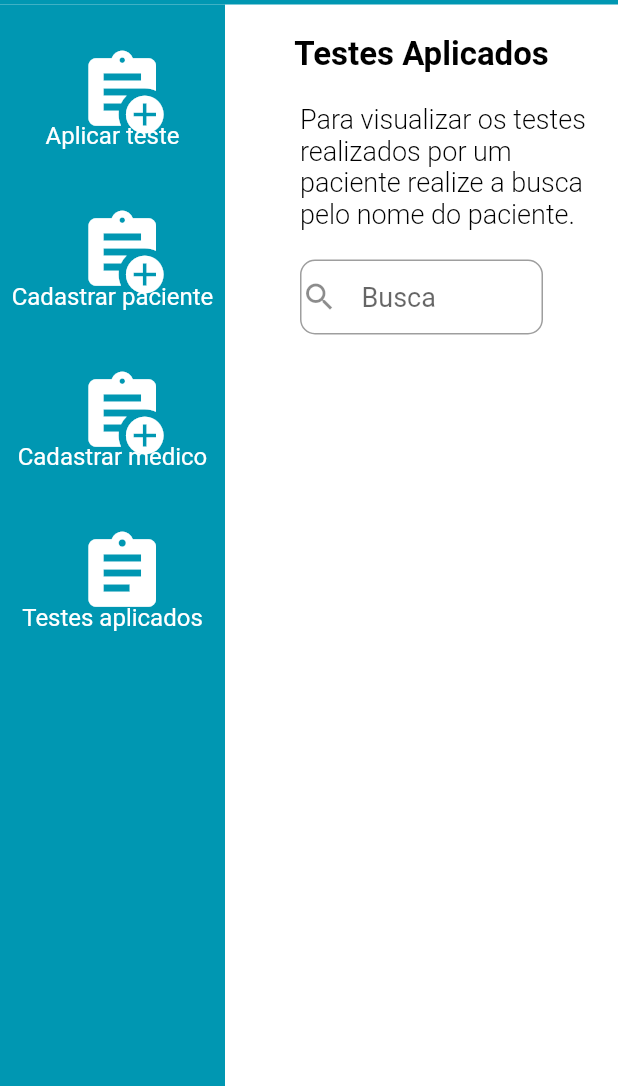
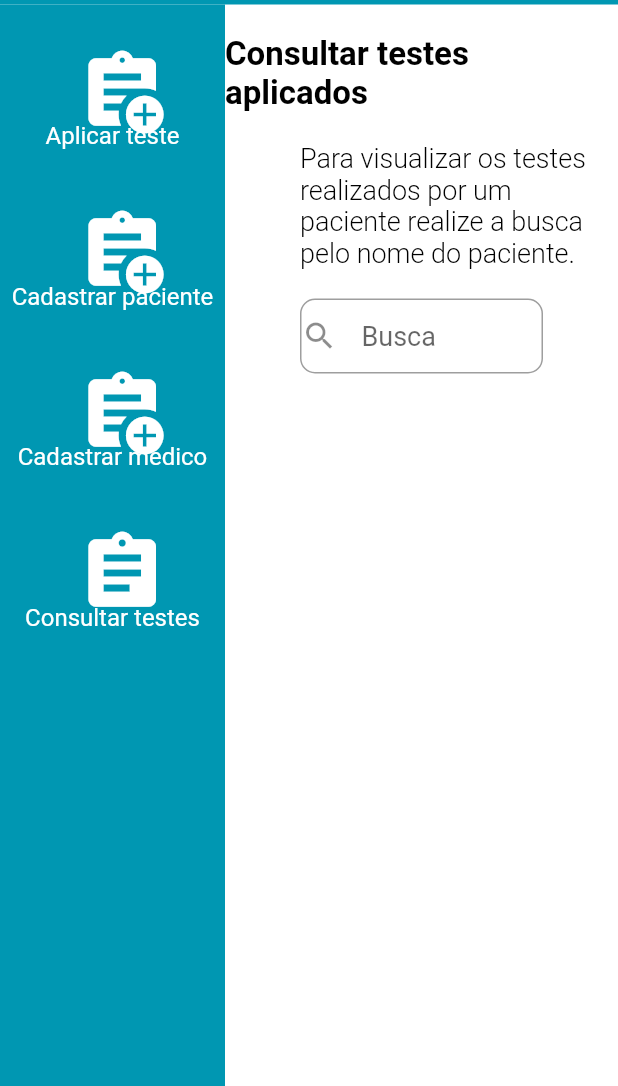
Before and after one commit to karinaplemos/mocageriuff_admin, a Flutter app: the TestDataPage screen opened directly, on a phone screen of 412 x 824 dp, the part 150-1236 px from its top. Run offline on Flutter 3.47's test engine with Material 2 defaults, Android fonts, the phone set to English and light mode, and no system bars; drawn by our look-alikes of searchfield; our stand-ins replace brasil_fields, cloud_firestore, email_validator, firebase_auth, firebase_core, firebase_storage and 1 more; accounts and stored records are empty.

Commit message:
Alterando opção do menu de 'Testes aplicados' para 'Consultar testes'

```diff
--- a/lib/view/homepage.dart
+++ b/lib/view/homepage.dart
@@ -196,7 +196,7 @@ class HomePageState extends State<HomePage> {
                                                 const TestDataPage()));
                                   })),
                           const Text(
-                            "Testes aplicados",
+                            "Consultar testes",
                             style:
                                 TextStyle(fontSize: 16.0, color: Colors.white),
                           ),
--- a/lib/view/patientregistrationpage.dart
+++ b/lib/view/patientregistrationpage.dart
@@ -186,7 +186,7 @@ class PatientRegistrationState extends State<PatientRegistration> {
                                                 const TestDataPage()));
                                   })),
                           const Text(
-                            "Testes aplicados",
+                            "Consultar testes",
                             style:
                                 TextStyle(fontSize: 16.0, color: Colors.white),
                           ),
--- a/lib/view/testdatapage.dart
+++ b/lib/view/testdatapage.dart
@@ -167,7 +167,7 @@ class TestDataPageState extends State<TestDataPage> {
                                           const TestDataPage()));
                                 })),
                         const Text(
-                          "Testes aplicados",
+                          "Consultar testes",
                           style: TextStyle(fontSize: 16.0, color: Colors.white),
                         ),
                       ]),
@@ -182,7 +182,7 @@ class TestDataPageState extends State<TestDataPage> {
                         padding: EdgeInsets.only(top: 20),
                         child: Center(
                             child: Text(
-                          "Testes Aplicados",
+                          "Consultar testes aplicados",
                           style: TextStyle(
                               fontSize: 22.0,
                               color: Colors.black,
--- a/lib/view/testvalidationpage.dart
+++ b/lib/view/testvalidationpage.dart
@@ -297,7 +297,7 @@ class ValidateTestPageState extends State<ValidateTestPage> {
                                       const DoctorRegistrationPage()));
                             })),
                     const Text(
-                      "Testes aplicados",
+                      "Consultar testes",
                       style: TextStyle(fontSize: 16.0, color: Colors.white),
                     ),
                   ]),
@@ -311,7 +311,7 @@ class ValidateTestPageState extends State<ValidateTestPage> {
                   child: Padding(
                       padding: EdgeInsets.only(top: 20),
                       child: Text(
-                        "Avaliação do Teste",
+                        "Avaliação do teste",
                         style: TextStyle(
                             fontSize: 22.0,
                             color: Colors.black,
```
